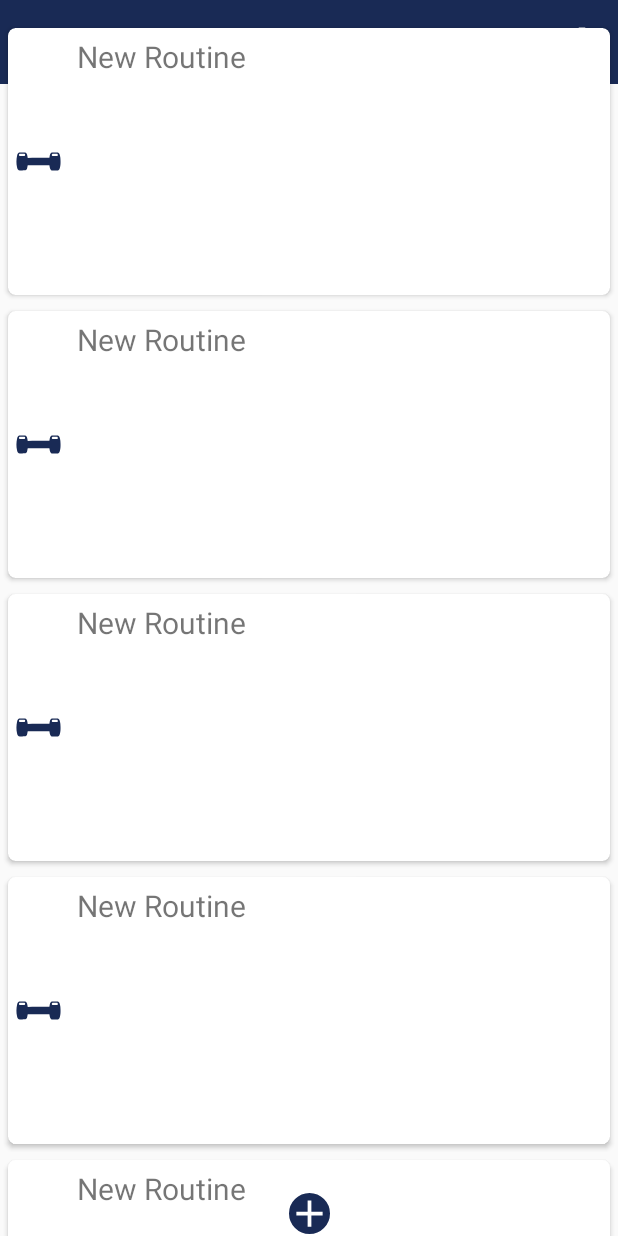
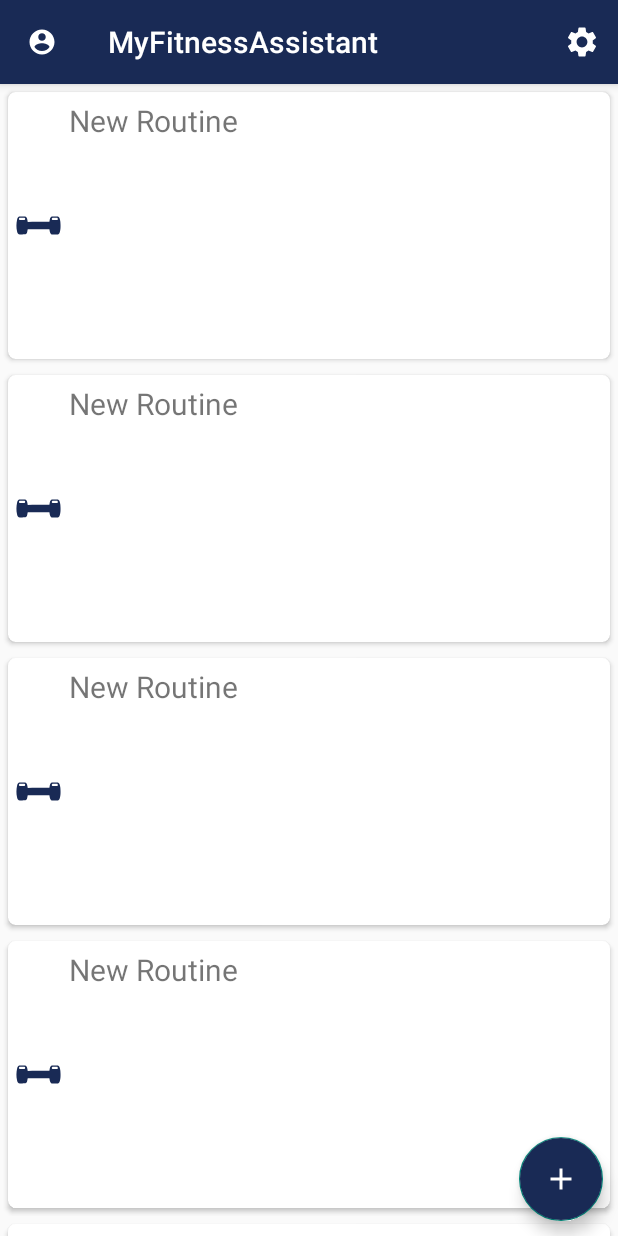
Before and after one commit to StefanoKoo/MyFitnessAssistant, an Android app: the screen it shows after launch (MainActivity), on a phone screen of 412 x 824 dp. Run offline under Robolectric (Android 15) with nearby library versions, the phone set to English and light mode, and no system bars.

Commit message:
NestedScrollView Import and Drawable Icon added

```diff
--- /dev/null
+++ b/app/src/main/res/drawable/ic_baseline_more_vert_20.xml
@@ -0,0 +1,5 @@
+<vector android:height="20dp" android:tint="?attr/colorControlNormal"
+    android:viewportHeight="24" android:viewportWidth="24"
+    android:width="20dp" xmlns:android="http://schemas.android.com/apk/res/android">
+    <path android:fillColor="@android:color/white" android:pathData="M12,8c1.1,0 2,-0.9 2,-2s-0.9,-2 -2,-2 -2,0.9 -2,2 0.9,2 2,2zM12,10c-1.1,0 -2,0.9 -2,2s0.9,2 2,2 2,-0.9 2,-2 -0.9,-2 -2,-2zM12,16c-1.1,0 -2,0.9 -2,2s0.9,2 2,2 2,-0.9 2,-2 -0.9,-2 -2,-2z"/>
+</vector>
--- a/app/src/main/res/layout/activity_main.xml
+++ b/app/src/main/res/layout/activity_main.xml
@@ -1,37 +1,44 @@
 <?xml version="1.0" encoding="utf-8"?>
-<androidx.constraintlayout.widget.ConstraintLayout xmlns:android="http://schemas.android.com/apk/res/android"
+<androidx.coordinatorlayout.widget.CoordinatorLayout xmlns:android="http://schemas.android.com/apk/res/android"
     xmlns:app="http://schemas.android.com/apk/res-auto"
     xmlns:tools="http://schemas.android.com/tools"
     android:layout_width="match_parent"
     android:layout_height="match_parent"
     tools:context=".MainActivity">
 
+    <com.google.android.material.appbar.AppBarLayout
+        android:layout_width="match_parent"
+        android:layout_height="wrap_content">
         <androidx.appcompat.widget.Toolbar
             android:id="@+id/toolbar"
             app:layout_constraintTop_toTopOf="parent"
             android:background="@color/maColor"
             android:layout_width="match_parent"
-        android:layout_height="wrap_content">
+            android:layout_height="wrap_content"
+            app:layout_scrollFlags="scroll|enterAlways">
+        </androidx.appcompat.widget.Toolbar>
+    </com.google.android.material.appbar.AppBarLayout>
 
-    </androidx.appcompat.widget.Toolbar>
-
+    <androidx.core.widget.NestedScrollView
+        android:layout_width="match_parent"
+        android:layout_height="wrap_content"
+        app:layout_behavior="@string/appbar_scrolling_view_behavior">
         <androidx.recyclerview.widget.RecyclerView
             android:id="@+id/list_routines"
             android:layout_width="match_parent"
             android:layout_height="wrap_content"
-        app:layout_constraintTop_toBottomOf="@+id/toolbar"
-        app:layout_constraintBottom_toTopOf="@+id/btn_addRoutine">
+            android:descendantFocusability="blocksDescendants"
+            app:layout_constraintTop_toBottomOf="@+id/toolbar">
         </androidx.recyclerview.widget.RecyclerView>
+    </androidx.core.widget.NestedScrollView>
 
-    <ImageButton
+    <com.google.android.material.floatingactionbutton.FloatingActionButton
         android:id="@+id/btn_addRoutine"
-        app:layout_constraintBottom_toBottomOf="parent"
-        app:layout_constraintLeft_toLeftOf="parent"
-        app:layout_constraintRight_toRightOf="parent"
-        android:layout_marginTop="10dp"
+        android:layout_margin="10dp"
         android:layout_width="wrap_content"
         android:layout_height="wrap_content"
-        android:background="@drawable/button_circle"
-        android:src="@drawable/ic_baseline_add_30">
-    </ImageButton>
-</androidx.constraintlayout.widget.ConstraintLayout>
+        android:layout_gravity="bottom|right"
+        android:src="@drawable/ic_baseline_add_30"
+        android:backgroundTint="@color/maColor">
+    </com.google.android.material.floatingactionbutton.FloatingActionButton>
+</androidx.coordinatorlayout.widget.CoordinatorLayout>
--- a/app/src/main/res/layout/recycler_routine.xml
+++ b/app/src/main/res/layout/recycler_routine.xml
@@ -11,13 +11,16 @@
         android:layout_margin="5dp"
         app:cardCornerRadius="5dp">
 
-        <LinearLayout
+        <androidx.constraintlayout.widget.ConstraintLayout
             android:layout_width="match_parent"
             android:layout_height="wrap_content"
             android:orientation="horizontal">
 
             <ImageView
                 android:id="@+id/routineIcon"
+                app:layout_constraintStart_toStartOf="parent"
+                app:layout_constraintTop_toTopOf="parent"
+                app:layout_constraintBottom_toBottomOf="parent"
                 android:layout_width="30dp"
                 android:layout_height="30dp"
                 android:layout_margin="5dp"
@@ -27,14 +30,30 @@
 
             <TextView
                 android:id="@+id/routineTitle"
+                app:layout_constraintLeft_toRightOf="@id/routineIcon"
+                app:layout_constraintTop_toTopOf="parent"
+                app:layout_constraintBottom_toBottomOf="parent"
                 android:layout_width="wrap_content"
                 android:layout_height="wrap_content"
+                android:gravity="center_vertical"
                 android:textSize="20dp"
                 android:padding="5dp"
                 android:text="Routine Test">
             </TextView>
 
-        </LinearLayout>
+            <ImageButton
+                app:layout_constraintEnd_toEndOf="parent"
+                app:layout_constraintTop_toTopOf="parent"
+                app:layout_constraintBottom_toBottomOf="parent"
+                android:layout_width="wrap_content"
+                android:layout_height="wrap_content"
+                android:src="@drawable/ic_baseline_more_vert_20"
+                android:tint="@color/maColor"
+                android:backgroundTint="@color/white"
+                android:visibility="gone">
+            </ImageButton>
+
+        </androidx.constraintlayout.widget.ConstraintLayout>
 
     </androidx.cardview.widget.CardView>
 
```
Lines whose indentation alone changed are shown as unchanged.
